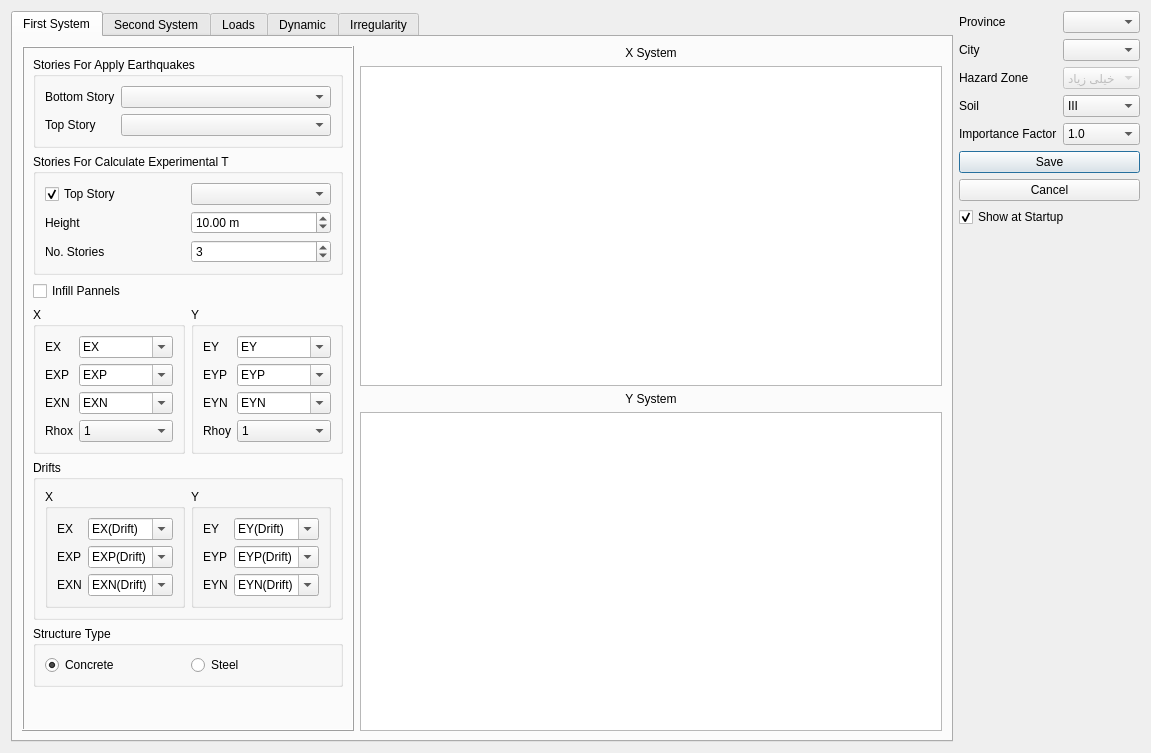
Above: widgets/civiltools_project_settings.ui from ebrahimraeyat/civilTools before the change. Below: the same form after it.
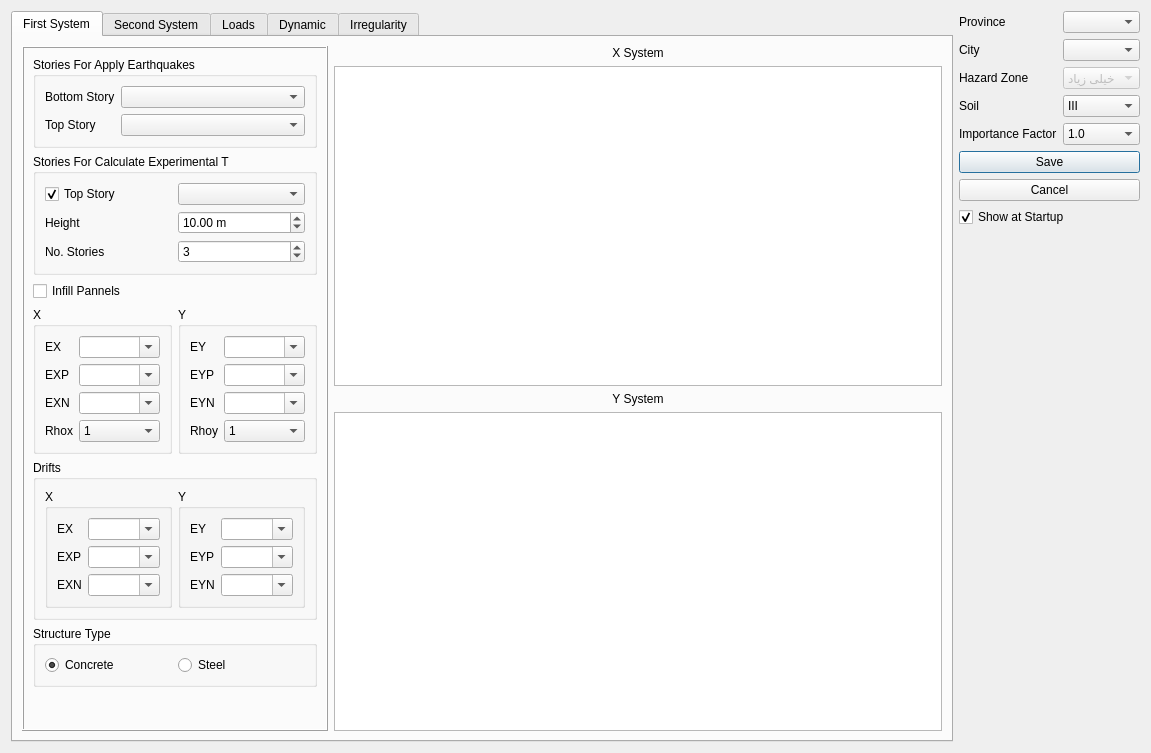
That is the form after the change. Icons and pictures are not drawn. Custom widgets are drawn as their Qt base class.

Commit message: Add non existance seismic loads in settings to model

Patch:
```diff
--- a/widgets/civiltools_project_settings.ui
+++ b/widgets/civiltools_project_settings.ui
@@ -223,11 +223,6 @@
                    <property name="editable">
                     <bool>true</bool>
                    </property>
-                   <item>
-                    <property name="text">
-                     <string>EX</string>
-                    </property>
-                   </item>
                   </widget>
                  </item>
                  <item row="1" column="0">
@@ -242,11 +237,6 @@
                    <property name="editable">
                     <bool>true</bool>
                    </property>
-                   <item>
-                    <property name="text">
-                     <string>EXP</string>
-                    </property>
-                   </item>
                   </widget>
                  </item>
                  <item row="2" column="0">
@@ -261,11 +251,6 @@
                    <property name="editable">
                     <bool>true</bool>
                    </property>
-                   <item>
-                    <property name="text">
-                     <string>EXN</string>
-                    </property>
-                   </item>
                   </widget>
                  </item>
                  <item row="3" column="1">
@@ -316,11 +301,6 @@
                    <property name="editable">
                     <bool>true</bool>
                    </property>
-                   <item>
-                    <property name="text">
-                     <string>EY</string>
-                    </property>
-                   </item>
                   </widget>
                  </item>
                  <item row="1" column="0">
@@ -335,11 +315,6 @@
                    <property name="editable">
                     <bool>true</bool>
                    </property>
-                   <item>
-                    <property name="text">
-                     <string>EYP</string>
-                    </property>
-                   </item>
                   </widget>
                  </item>
                  <item row="2" column="0">
@@ -354,11 +329,6 @@
                    <property name="editable">
                     <bool>true</bool>
                    </property>
-                   <item>
-                    <property name="text">
-                     <string>EYN</string>
-                    </property>
-                   </item>
                   </widget>
                  </item>
                  <item row="3" column="0">
@@ -426,11 +396,6 @@
                     <property name="editable">
                      <bool>true</bool>
                     </property>
-                    <item>
-                     <property name="text">
-                      <string>EX(Drift)</string>
-                     </property>
-                    </item>
                    </widget>
                   </item>
                   <item row="1" column="0">
@@ -445,11 +410,6 @@
                     <property name="editable">
                      <bool>true</bool>
                     </property>
-                    <item>
-                     <property name="text">
-                      <string>EXP(Drift)</string>
-                     </property>
-                    </item>
                    </widget>
                   </item>
                   <item row="2" column="0">
@@ -464,11 +424,6 @@
                     <property name="editable">
                      <bool>true</bool>
                     </property>
-                    <item>
-                     <property name="text">
-                      <string>EXN(Drift)</string>
-                     </property>
-                    </item>
                    </widget>
                   </item>
                  </layout>
@@ -498,11 +453,6 @@
                     <property name="editable">
                      <bool>true</bool>
                     </property>
-                    <item>
-                     <property name="text">
-                      <string>EY(Drift)</string>
-                     </property>
-                    </item>
                    </widget>
                   </item>
                   <item row="1" column="0">
@@ -517,11 +467,6 @@
                     <property name="editable">
                      <bool>true</bool>
                     </property>
-                    <item>
-                     <property name="text">
-                      <string>EYP(Drift)</string>
-                     </property>
-                    </item>
                    </widget>
                   </item>
                   <item row="2" column="0">
@@ -536,11 +481,6 @@
                     <property name="editable">
                      <bool>true</bool>
                     </property>
-                    <item>
-                     <property name="text">
-                      <string>EYN(Drift)</string>
-                     </property>
-                    </item>
                    </widget>
                   </item>
                  </layout>
```
Left out of the diff: 60 changed lines with no effect on the pictures. The commit also changes 4 other files.
